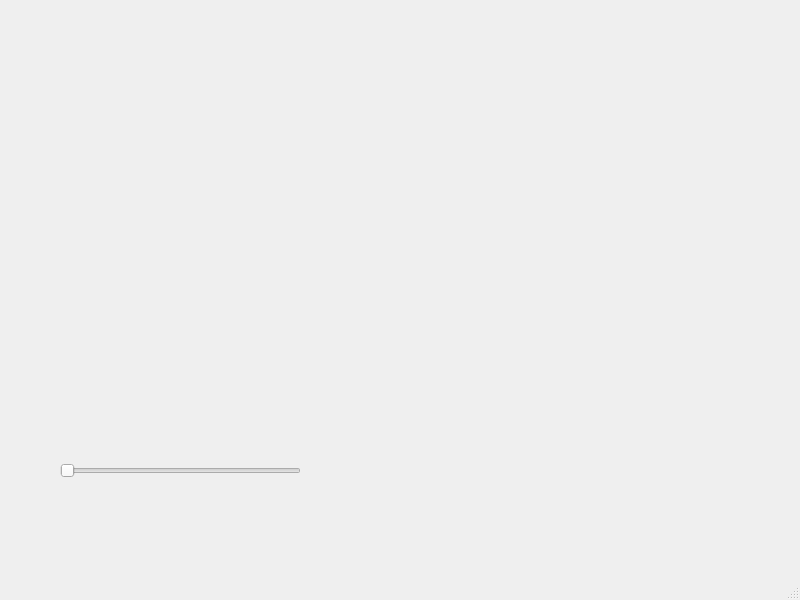
Qt form base.ui (juanrizo22/Entrega--3) before a commit.
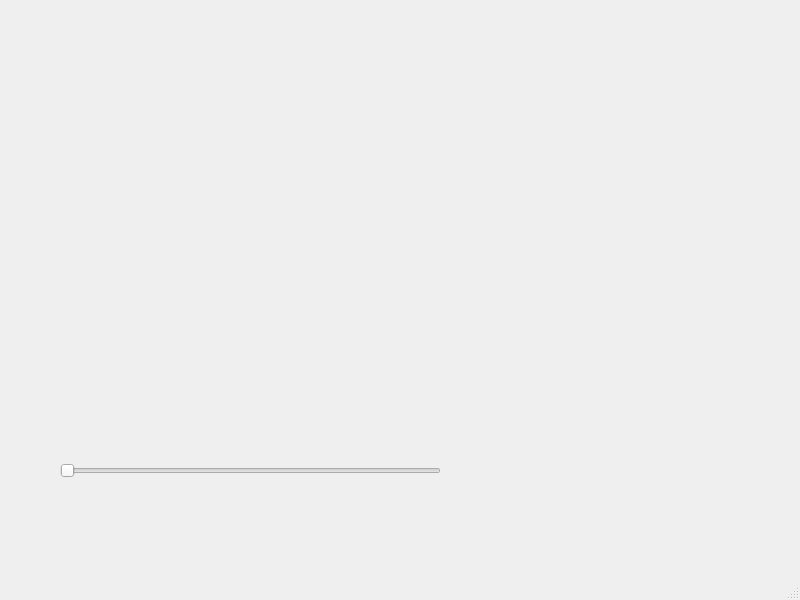
The same form after that commit.

Diff of the .ui file:
```diff
--- a/base.ui
+++ b/base.ui
@@ -22,7 +22,7 @@
      <rect>
       <x>60</x>
       <y>450</y>
-      <width>241</width>
+      <width>381</width>
       <height>41</height>
      </rect>
     </property>
@@ -33,9 +33,9 @@
    <widget class="QLabel" name="img">
     <property name="geometry">
      <rect>
-      <x>70</x>
+      <x>60</x>
       <y>20</y>
-      <width>331</width>
+      <width>391</width>
       <height>351</height>
      </rect>
     </property>
@@ -46,10 +46,10 @@
    <widget class="QLabel" name="info1">
     <property name="geometry">
      <rect>
-      <x>560</x>
+      <x>540</x>
       <y>30</y>
-      <width>131</width>
-      <height>31</height>
+      <width>231</width>
+      <height>41</height>
      </rect>
     </property>
     <property name="text">
@@ -59,9 +59,9 @@
    <widget class="QLabel" name="info2">
     <property name="geometry">
      <rect>
-      <x>560</x>
+      <x>540</x>
       <y>80</y>
-      <width>131</width>
+      <width>241</width>
       <height>41</height>
      </rect>
     </property>
@@ -72,9 +72,9 @@
    <widget class="QLabel" name="info3">
     <property name="geometry">
      <rect>
-      <x>560</x>
-      <y>130</y>
-      <width>131</width>
+      <x>540</x>
+      <y>160</y>
+      <width>231</width>
       <height>51</height>
      </rect>
     </property>
@@ -85,22 +85,22 @@
    <widget class="QLabel" name="info4">
     <property name="geometry">
      <rect>
-      <x>560</x>
-      <y>190</y>
-      <width>121</width>
-      <height>41</height>
-     </rect>
-    </property>
-    <property name="text">
-     <string/>
-    </property>
-   </widget>
-   <widget class="QLabel" name="info5">
-    <property name="geometry">
-     <rect>
-      <x>560</x>
+      <x>520</x>
       <y>250</y>
-      <width>131</width>
+      <width>251</width>
+      <height>41</height>
+     </rect>
+    </property>
+    <property name="text">
+     <string/>
+    </property>
+   </widget>
+   <widget class="QLabel" name="info5">
+    <property name="geometry">
+     <rect>
+      <x>540</x>
+      <y>320</y>
+      <width>241</width>
       <height>61</height>
      </rect>
     </property>
```
